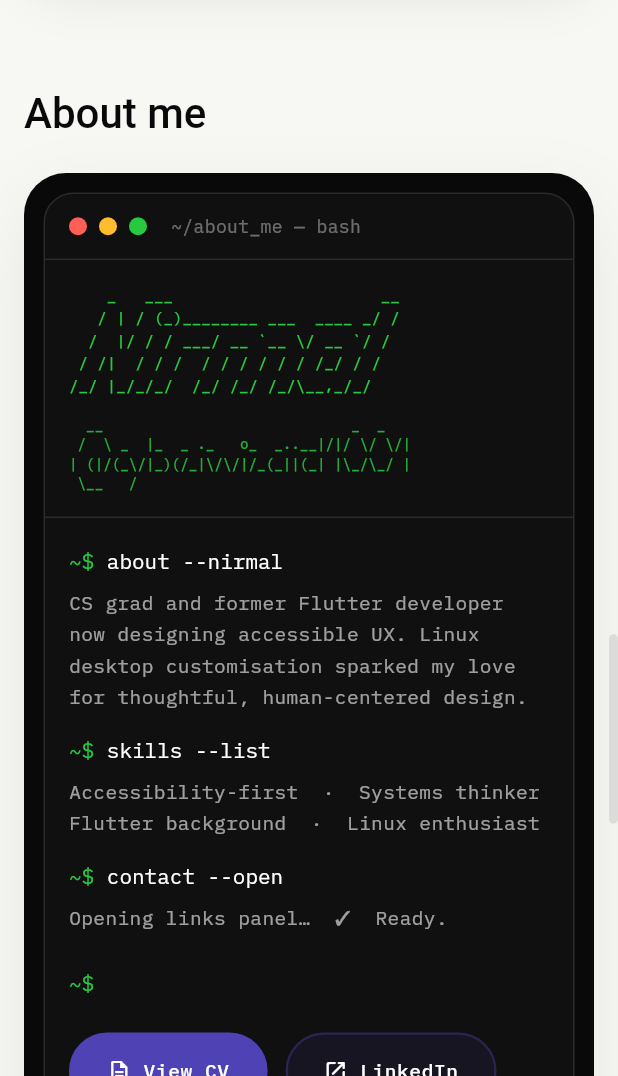
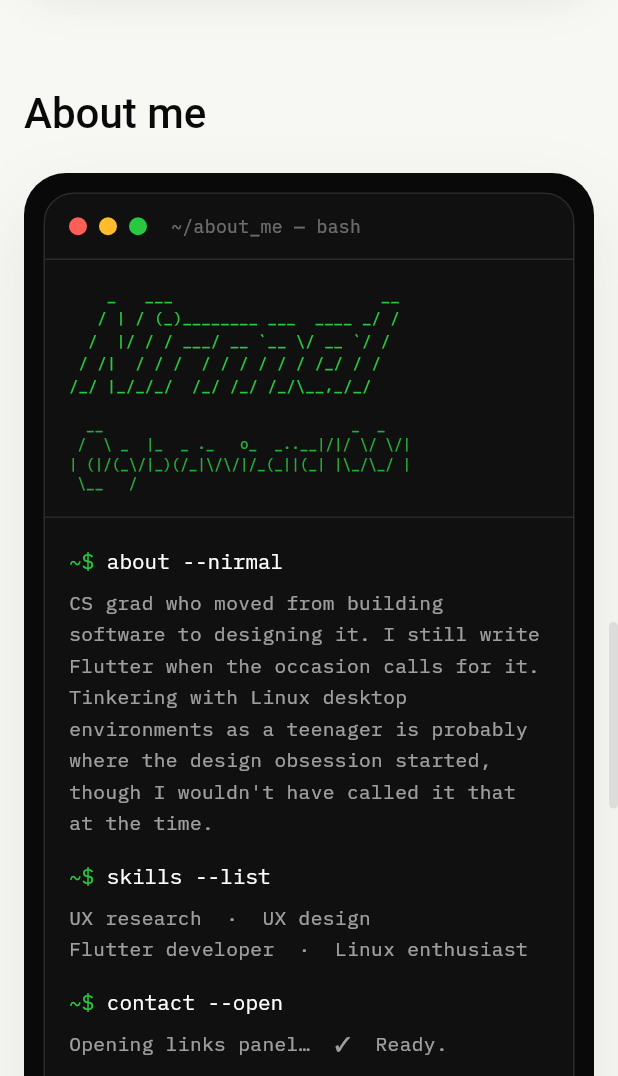
Before and after one commit to cyberwizard1001/portfolio_two, a Flutter app: the screen it shows after launch, scrolled down 3456 dp, on a phone screen of 412 x 824 dp, the part 160-1236 px from its top. Run offline on Flutter 3.47's test engine with Material 3 defaults, Android fonts, the phone set to English and light mode, and no system bars; our stand-ins replace animated_text_kit, flutter_layout_grid, go_router, google_fonts, qr_flutter; Roboto replaces fonts that are missing (Fustat).

Commit message:
content: update terminal about text and skills list
Co-Authored-By: Claude Sonnet 4.6 <noreply@anthropic.com>

```diff
--- a/lib/widgets/home/terminal_about_section.dart
+++ b/lib/widgets/home/terminal_about_section.dart
@@ -242,15 +242,16 @@ class _TypingTerminalState extends State<_TypingTerminal> {
   static const _lines = [
     _TerminalLine(prompt: '~\$ ', text: 'about --nirmal'),
     _TerminalLine(
-      text: 'CS grad and former Flutter developer now designing accessible UX. '
-          'Linux desktop customisation sparked my love for thoughtful, '
-          'human-centered design.',
+      text: 'CS grad who moved from building software to designing it. '
+          'I still write Flutter when the occasion calls for it. '
+          'Tinkering with Linux desktop environments as a teenager is probably where '
+          'the design obsession started, though I wouldn\'t have called it that at the time.',
       isOutput: true,
     ),
     _TerminalLine(prompt: '~\$ ', text: 'skills --list'),
     _TerminalLine(
-      text: 'Accessibility-first  ·  Systems thinker\n'
-          'Flutter background  ·  Linux enthusiast',
+      text: 'UX research  ·  UX design\n'
+          'Flutter developer  ·  Linux enthusiast',
       isOutput: true,
     ),
     _TerminalLine(prompt: '~\$ ', text: 'contact --open'),
@@ -327,6 +328,8 @@ class _TypingTerminalState extends State<_TypingTerminal> {
   }
 
   void _fadeInButtons() {
+    _cursorTimer?.cancel();
+    _cursorTimer = null;
     setState(() => _showButtons = true);
     // Slight delay then fade to full opacity
     Future.delayed(const Duration(milliseconds: 120), () {
@@ -376,17 +379,9 @@ class _TypingTerminalState extends State<_TypingTerminal> {
         if (_revealedLines >= _lines.length)
           Padding(
             padding: const EdgeInsets.only(top: AppSpacing.xs),
-            child: RichText(
-              text: TextSpan(
-                children: [
-                  TextSpan(text: '~\$ ', style: promptStyle),
-                  if (_cursorVisible)
-                    TextSpan(
-                      text: '▋',
-                      style: commandStyle.copyWith(color: AppColors.accent),
-                    ),
-                ],
-              ),
+            child: _CursorBlink(
+              promptStyle: promptStyle,
+              cursorStyle: commandStyle.copyWith(color: AppColors.accent),
             ),
           ),
 
@@ -547,6 +542,56 @@ class _TerminalActionButtonState extends State<_TerminalActionButton> {
   }
 }
 
+// ─── Isolated cursor blink widget (avoids full-tree setState) ─────────────────
+
+class _CursorBlink extends StatefulWidget {
+  const _CursorBlink({required this.promptStyle, required this.cursorStyle});
+  final TextStyle promptStyle;
+  final TextStyle cursorStyle;
+
+  @override
+  State<_CursorBlink> createState() => _CursorBlinkState();
+}
+
+class _CursorBlinkState extends State<_CursorBlink>
+    with SingleTickerProviderStateMixin {
+  late final AnimationController _controller;
+
+  @override
+  void initState() {
+    super.initState();
+    _controller = AnimationController(
+      vsync: this,
+      duration: const Duration(milliseconds: 1060),
+    )..repeat();
+  }
+
+  @override
+  void dispose() {
+    _controller.dispose();
+    super.dispose();
+  }
+
+  @override
+  Widget build(BuildContext context) {
+    return AnimatedBuilder(
+      animation: _controller,
+      builder: (context, _) {
+        final visible = _controller.value < 0.5;
+        return RichText(
+          text: TextSpan(
+            children: [
+              TextSpan(text: '~\$ ', style: widget.promptStyle),
+              if (visible)
+                TextSpan(text: '▋', style: widget.cursorStyle),
+            ],
+          ),
+        );
+      },
+    );
+  }
+}
+
 // ─── Terminal dot ─────────────────────────────────────────────────────────────
 
 class _TerminalDot extends StatelessWidget {
```
